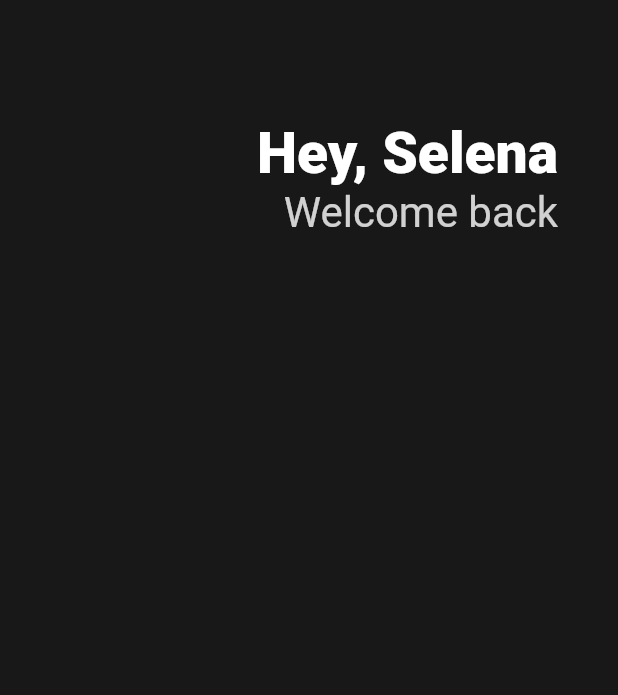
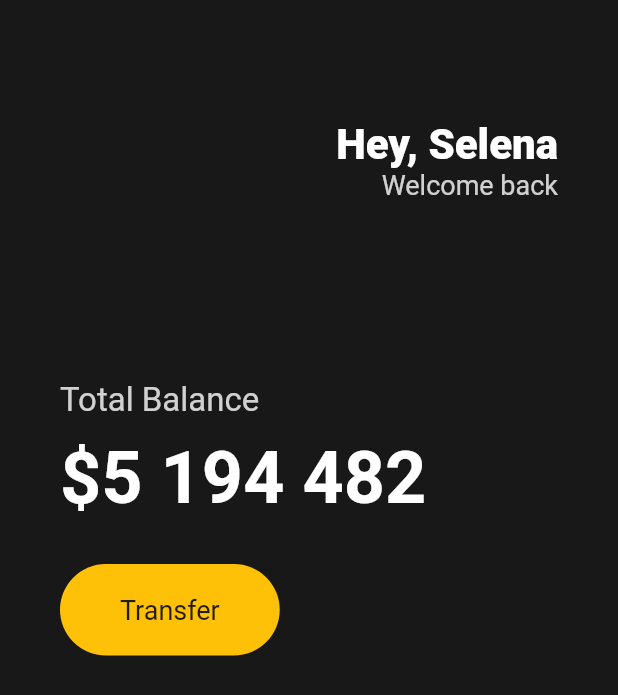
Before and after one commit to jay-hawk/hello_flutter, a Flutter app: the screen it shows after launch, on a phone screen of 412 x 824 dp. Shown: the top 695 px of the screen. Run offline on Flutter 3.47's test engine with Material 2 defaults, Android fonts, the phone set to English and light mode, and no system bars.

Commit message:
Feat: 버튼 세팅
main에 size박스와 const 한 번에 넣기, 버튼 만들기 등을 연습함.

```diff
--- a/lib/main.dart
+++ b/lib/main.dart
@@ -9,28 +9,28 @@ class App extends StatelessWidget{
   Widget build(BuildContext context) {
     return MaterialApp(
       home: Scaffold(
-          backgroundColor: Color(0xFF181818),
+          backgroundColor: const Color(0xFF181818),
           body: Padding(
-            padding: EdgeInsets.symmetric(
+            padding: const EdgeInsets.symmetric(
               horizontal:40,
             ),
             child: Column(
+              crossAxisAlignment: CrossAxisAlignment.start,
               children: [
-                SizedBox(
+                const SizedBox(
                   height: 80,
                 ),
                 Row(
-                  mainAxisAlignment: MainAxisAlignment.
-                  end,
+                  mainAxisAlignment: MainAxisAlignment.end,
                   children: [
                     Column(
                       crossAxisAlignment: CrossAxisAlignment.end,
                       children: [
-                        Text(
+                        const Text(
                           'Hey, Selena',
                           style: TextStyle(
                             color: Colors.white,
-                            fontSize: 38,
+                            fontSize: 28,
                             fontWeight: FontWeight.w800,
                           ),
                         ),
@@ -38,11 +38,50 @@ class App extends StatelessWidget{
                           'Welcome back',
                           style: TextStyle(
                             color: Colors.white.withOpacity(0.8),
-                            fontSize: 28,
+                            fontSize: 18,
                           ),
                         ),
                       ],
                     ),
+                  ],
+                ),
+                const SizedBox(
+                  height: 120,
+                ),
+                Text('Total Balance',
+                style: TextStyle(
+                    fontSize: 22,
+                    color: Colors.white.withOpacity(0.8)),
+                ),
+                const SizedBox(height: 10,
+                ),
+                const Text('\$5 194 482',
+                  style: TextStyle(
+                      fontSize: 48,
+                      fontWeight: FontWeight.w600,
+                      color: Colors.white),
+                ),
+                const SizedBox(
+                  height: 30,
+                ),
+                Row(
+                  children: [
+                    Container(
+                      decoration: BoxDecoration(
+                        color: Colors.amber,
+                        borderRadius: BorderRadius.circular(45),
+                      ),
+                      child: const Padding(
+                        padding: EdgeInsets.symmetric(
+                          vertical: 20,
+                          horizontal: 40,
+                        ),
+                        child: Text('Transfer',
+                        style: TextStyle(
+                          fontSize: 18,
+                        )),
+                      ),
+                    )
                   ],
                 ),
               ],
```
Also changed, not shown: 1 other file.
